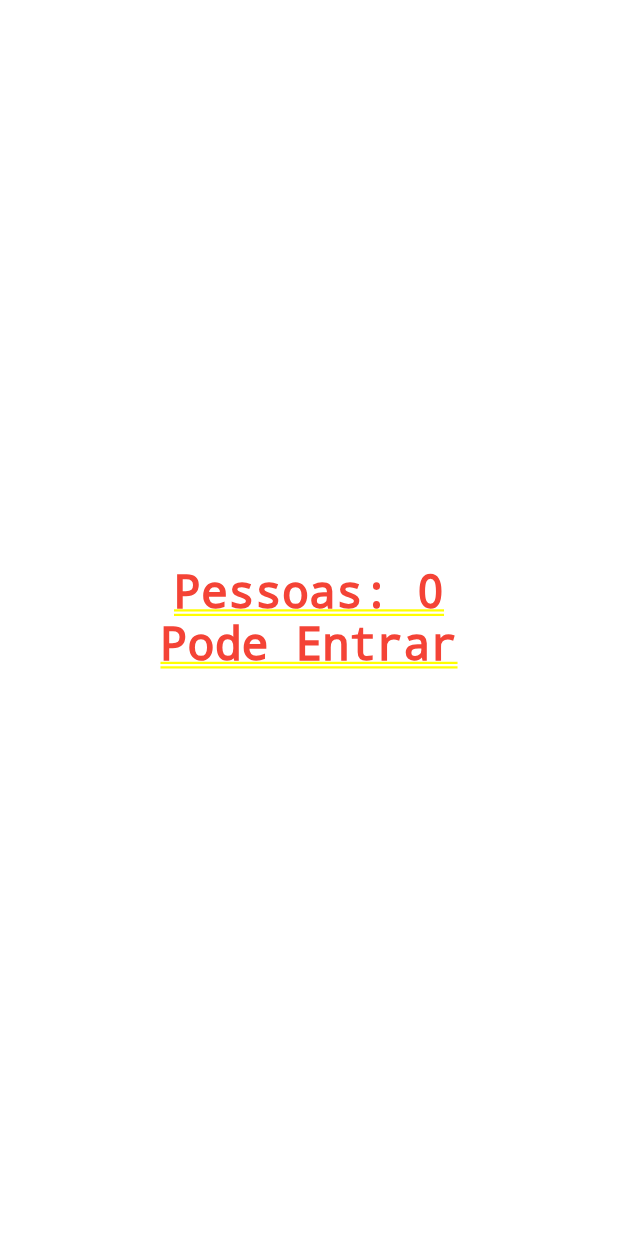
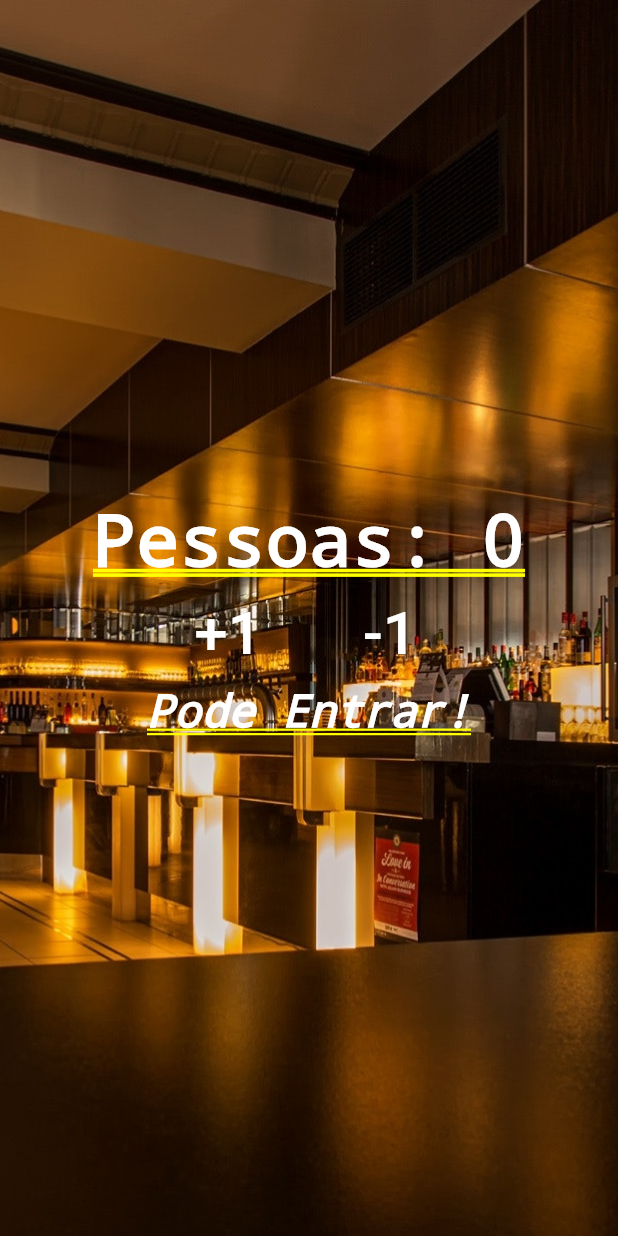
Before and after one commit to alyssonbm/ContaPessoas, a Flutter app: the screen it shows after launch, on a phone screen of 412 x 824 dp. Run offline on Flutter 3.47's test engine with Material 2 defaults, Android fonts, the phone set to English and light mode, and no system bars.

Commit message:
The final

```diff
--- a/lib/main.dart
+++ b/lib/main.dart
@@ -1,17 +1,92 @@
 import 'package:flutter/material.dart';
 
-void main(){
+void main() {
   runApp(MaterialApp(
-    title: "Contador de Pessoas",
-    home: Column(
-      mainAxisAlignment: MainAxisAlignment.center,
+      title: "Contador de Pessoas",
+      home: Home()));
+}
+
+class Home extends StatefulWidget {
+  @override
+  _HomeState createState() => _HomeState();
+}
+
+class _HomeState extends State<Home> {
+
+  int _people = 0;
+  String _infoText = "Pode Entrar!";
+
+  void _changePeople(int delta){
+    setState(() {
+      _people += delta;
+
+      if(_people < 0){
+        _infoText = "Mundo invertido?!";
+      } else if(_people <= 10){
+        _infoText = "Pode Entrar!";
+      } else {
+        _infoText = "Lotado!";
+      }
+
+    });
+  }
+
+  @override
+  Widget build(BuildContext context) {
+    return Stack(
       children: <Widget>[
-        Text("Pessoas: 0",
-        style: TextStyle(color: Colors.red, fontSize: 30.0),
+        Image.asset(
+          "images/restaurant.jpg",
+          fit: BoxFit.cover,
+          height: 1000.0,
         ),
-        Text("Pode Entrar",
-        style: TextStyle(color: Colors.red, fontSize: 30.0),
+        Column(
+          mainAxisAlignment: MainAxisAlignment.center,
+          children: <Widget>[
+            Text(
+              "Pessoas: $_people",
+              style:
+              TextStyle(color: Colors.white, fontWeight: FontWeight.bold),
+            ),
+            Row(
+              mainAxisAlignment: MainAxisAlignment.center,
+              children: <Widget>[
+                Padding(
+                  padding: EdgeInsets.all(10.0),
+                  child: FlatButton(
+                    child: Text(
+                      "+1",
+                      style: TextStyle(fontSize: 40.0, color: Colors.white),
+                    ),
+                    onPressed: () {
+                      _changePeople(1);
+                    },
+                  ),
+                ),
+                Padding(
+                  padding: EdgeInsets.all(10.0),
+                  child: FlatButton(
+                    child: Text(
+                      "-1",
+                      style: TextStyle(fontSize: 40.0, color: Colors.white),
+                    ),
+                    onPressed: () {
+                      _changePeople(-1);
+                    },
+                  ),
+                ),
+              ],
+            ),
+            Text(
+              _infoText,
+              style: TextStyle(
+                  color: Colors.white,
+                  fontStyle: FontStyle.italic,
+                  fontSize: 30.0),
+            )
+          ],
         )
       ],
-      ),));
+    );
+  }
 }
--- a/pubspec.yaml
+++ b/pubspec.yaml
@@ -45,6 +45,9 @@ flutter:
   #  - images/a_dot_burr.jpeg
   #  - images/a_dot_ham.jpeg
 
+  assets:
+    - images/restaurant.jpg
+
   # An image asset can refer to one or more resolution-specific "variants", see
   # https://flutter.dev/assets-and-images/#resolution-aware.
 
```
Also changed, not shown: images/restaurant.jpg (added).
